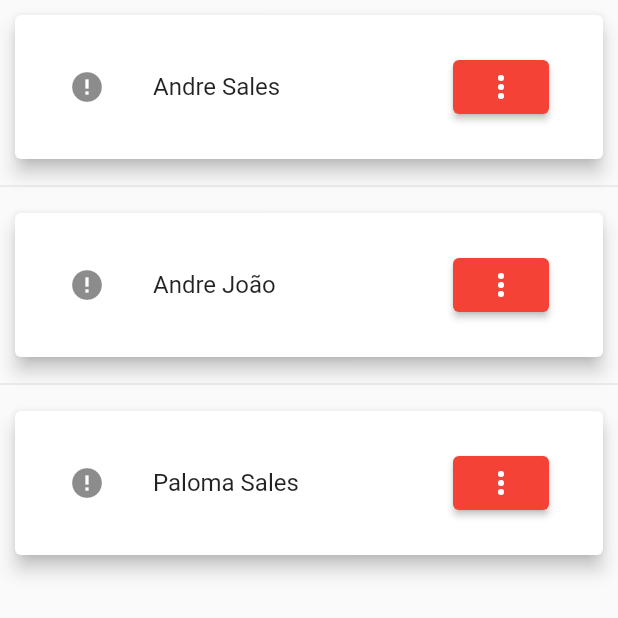
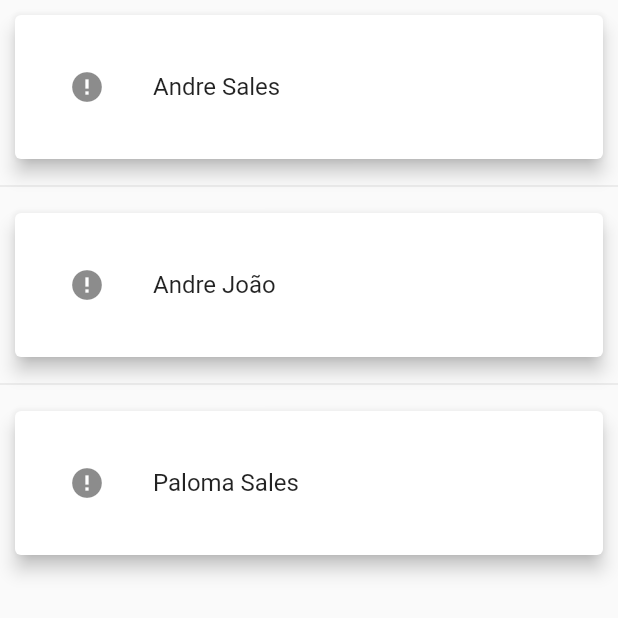
Before and after one commit to PauloHenrique-UFPI/TB_Koch, a Flutter app: the ContatoPage screen opened directly, on a phone screen of 412 x 824 dp, the top half of it. Run offline on Flutter 3.47's test engine with Material 2 defaults, Android fonts, the phone set to English and light mode, and no system bars; drawn by our look-alikes of cached_network_image; our stand-ins replace image_picker; network calls fail.

Commit message:
mudanca nos cards

```diff
--- a/tb_koch/lib/pages/contatos_page.dart
+++ b/tb_koch/lib/pages/contatos_page.dart
@@ -22,7 +22,16 @@ class ContatoPageState extends State<ContatoPage> {
       //AQUI E O BODY DA APLICAÇÂO
       body: ListView.separated(
         itemBuilder: (BuildContext context, int contato) {
-          return Card(
+          return
+          GestureDetector(
+            onTap: () => {
+                          Navigator.pushNamed(context, ContatoViewRoute,
+                              arguments: {
+                                'id': tabela[contato]
+                                    .id, //mudar aqui para ser o id de cada contato
+                              })
+                        },
+            child: Card(
               elevation: 5.0,
               margin: const EdgeInsets.all(10.0),
               child: Padding(
@@ -35,17 +44,9 @@ class ContatoPageState extends State<ContatoPage> {
                       circle: true,
                     ),
                     title: Text(tabela[contato].nome),
-                  trailing: ElevatedButton(
-                      onPressed: () {
-                        Navigator.pushNamed(context, ContatoViewRoute,
-                            arguments: {
-                              'id': tabela[contato]
-                                  .id, //mudar aqui para ser o id de cada contato
-                            });
-                      },
-                      child: Icon(Icons.more_vert)),
                   ),
                 ]),
+              ),
             ),
           );
         },
```
Also changed, not shown: tb_koch/lib/pages/paciente_page.dart (+11 -10 lines), 1 other file. Lines whose indentation alone changed are shown as unchanged.
